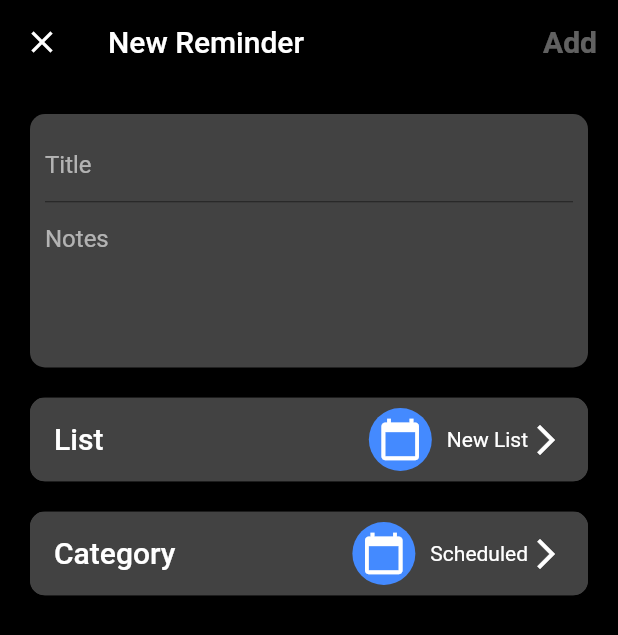
After one commit to ghana7989/remainder-app, a Flutter app: the screen it shows after launch, after a tap on "New Reminder", on a phone screen of 412 x 824 dp. The commit adds this screen. Shown: the top 635 px of the screen. Run offline on Flutter 3.47's test engine with Material 2 defaults, Android fonts, the phone set to English and light mode, and no system bars.

Commit message:
add remainder screen

```diff
--- a/lib/common/widgets/category_icon.dart
+++ b/lib/common/widgets/category_icon.dart
@@ -8,7 +8,7 @@ class CategoryIcon extends StatelessWidget {
   @override
   Widget build(BuildContext context) {
     return Container(
-      padding: const EdgeInsets.all(5),
+      padding: const EdgeInsets.all(6),
       decoration: BoxDecoration(
         color: bgColor,
         shape: BoxShape.circle,
--- a/lib/main.dart
+++ b/lib/main.dart
@@ -3,6 +3,7 @@
 import 'package:flutter/material.dart';
 import 'package:flutter/services.dart';
 import 'package:reminder/screens/add_list/add_list_screen.dart';
+import 'package:reminder/screens/add_reminder/add_reminder_screen.dart';
 import 'package:reminder/screens/home/home_screen.dart';
 
 void main() => runApp(MyApp());
@@ -19,12 +20,15 @@ class MyApp extends StatelessWidget {
         // SystemUiOverlay.bottom,
       ],
     );
-    return MaterialApp(
+    return GestureDetector(
+      onTap: () => FocusManager.instance.primaryFocus?.unfocus(),
+      child: MaterialApp(
         debugShowCheckedModeBanner: false,
         initialRoute: "/",
         routes: {
           "/": (context) => HomeScreen(),
-        "/addList": (context) => AddListScreen()
+          "/addList": (context) => AddListScreen(),
+          "/addReminder": (context) => AddReminderScreen(),
         },
         theme: ThemeData(
           scaffoldBackgroundColor: Colors.black,
@@ -46,6 +50,8 @@ class MyApp extends StatelessWidget {
               ),
             ),
           ),
+          dividerColor: Colors.grey.shade900,
+        ),
       ),
     );
   }
--- /dev/null
+++ b/lib/models/todo_list/todo_list.dart
@@ -0,0 +1,11 @@
+class TodoList {
+  final int id;
+  final String title;
+  Map icon;
+
+  TodoList({
+    required this.id,
+    required this.title,
+    required this.icon,
+  });
+}
--- a/lib/screens/add_list/add_list_screen.dart
+++ b/lib/screens/add_list/add_list_screen.dart
@@ -26,6 +26,13 @@ class _AddListScreenState extends State<AddListScreen> {
         _listName = _textController.text;
       });
     });
+  }
+
+  @override
+  void dispose() {
+    // TODO: implement dispose
+    super.dispose();
+    _textController.dispose();
   }
 
   @override
--- /dev/null
+++ b/lib/screens/add_reminder/add_reminder_screen.dart
@@ -0,0 +1,167 @@
+import 'package:flutter/gestures.dart';
+
+import 'package:flutter/material.dart';
+import 'package:reminder/common/widgets/category_icon.dart';
+
+class AddReminderScreen extends StatefulWidget {
+  AddReminderScreen({Key? key}) : super(key: key);
+
+  @override
+  State<AddReminderScreen> createState() => _AddReminderScreenState();
+}
+
+class _AddReminderScreenState extends State<AddReminderScreen> {
+  final TextEditingController _titleTextController = TextEditingController();
+  final TextEditingController _notesTextController = TextEditingController();
+  String _title = "";
+  String _notes = "";
+
+  @override
+  void initState() {
+    super.initState();
+    _titleTextController.addListener(() {
+      setState(() {
+        _title = _titleTextController.text;
+      });
+    });
+    _notesTextController.addListener(() {
+      setState(() {
+        _notes = _notesTextController.text;
+      });
+    });
+  }
+
+  @override
+  void dispose() {
+    super.dispose();
+    _titleTextController.dispose();
+    _notesTextController.dispose();
+  }
+
+  @override
+  Widget build(BuildContext context) {
+    return Scaffold(
+      appBar: AppBar(
+        title: Text('New Reminder'),
+        actions: [
+          TextButton(
+            onPressed: _title.isEmpty
+                ? null
+                : () {
+                    print("add to DB");
+                  },
+            child: Text(
+              'Add',
+            ),
+          ),
+        ],
+      ),
+      body: Container(
+        padding: EdgeInsets.all(20),
+        child: Column(
+          children: [
+            Container(
+              padding: EdgeInsets.all(10),
+              decoration: BoxDecoration(
+                borderRadius: BorderRadius.circular(10),
+                color: Theme.of(context).cardColor,
+              ),
+              child: Column(
+                children: [
+                  TextField(
+                    textCapitalization: TextCapitalization.sentences,
+                    controller: _titleTextController,
+                    decoration: InputDecoration(
+                      border: InputBorder.none,
+                      hintText: "Title",
+                    ),
+                  ),
+                  Divider(
+                    height: 1,
+                  ),
+                  SizedBox(
+                    height: 100,
+                    child: TextField(
+                      textCapitalization: TextCapitalization.sentences,
+                      controller: _notesTextController,
+                      decoration: InputDecoration(
+                        border: InputBorder.none,
+                        hintText: "Notes",
+                      ),
+                    ),
+                  ),
+                ],
+              ),
+            ),
+            SizedBox(
+              height: 20,
+            ),
+            Container(
+              clipBehavior: Clip.antiAlias,
+              decoration: BoxDecoration(
+                borderRadius: BorderRadius.circular(10),
+              ),
+              child: Card(
+                elevation: 0,
+                margin: EdgeInsets.zero,
+                child: ListTile(
+                  tileColor: Theme.of(context).cardColor,
+                  leading: Text('List',
+                      style: Theme.of(context).textTheme.headline6),
+                  onTap: () {},
+                  trailing: Row(
+                    mainAxisSize: MainAxisSize.min,
+                    children: [
+                      CategoryIcon(
+                        bgColor: Colors.blueAccent,
+                        iconData: Icons.calendar_today,
+                      ),
+                      SizedBox(
+                        width: 10,
+                      ),
+                      Text("New List"),
+                      Icon(Icons.arrow_forward_ios),
+                    ],
+                  ),
+                ),
+              ),
+            ),
+            SizedBox(
+              height: 20,
+            ),
+            Container(
+              clipBehavior: Clip.antiAlias,
+              decoration: BoxDecoration(
+                borderRadius: BorderRadius.circular(10),
+              ),
+              child: Card(
+                elevation: 0,
+                margin: EdgeInsets.zero,
+                child: ListTile(
+                  tileColor: Theme.of(context).cardColor,
+                  leading: Text('Category',
+                      style: Theme.of(context).textTheme.headline6),
+                  onTap: () {},
+                  trailing: Row(
+                    mainAxisSize: MainAxisSize.min,
+                    children: [
+                      CategoryIcon(
+                        bgColor: Colors.blueAccent,
+                        iconData: Icons.calendar_today,
+                      ),
+                      SizedBox(
+                        width: 10,
+                      ),
+                      Text("Scheduled"),
+                      Icon(Icons.arrow_forward_ios),
+                    ],
+                  ),
+                ),
+              ),
+            ),
+          ],
+        ),
+      ),
+    );
+  }
+}
--- a/lib/screens/home/footer.dart
+++ b/lib/screens/home/footer.dart
@@ -1,5 +1,6 @@
 import 'package:flutter/material.dart';
 import 'package:reminder/screens/add_list/add_list_screen.dart';
+import 'package:reminder/screens/add_reminder/add_reminder_screen.dart';
 
 class Footer extends StatelessWidget {
   const Footer({
@@ -16,7 +17,15 @@ class Footer extends StatelessWidget {
           TextButton.icon(
             icon: Icon(Icons.add_circle),
             label: Text("New Reminder"),
-            onPressed: () {},
+            onPressed: () {
+              Navigator.push(
+                context,
+                MaterialPageRoute(
+                  builder: (context) => AddReminderScreen(),
+                  fullscreenDialog: true,
+                ),
+              );
+            },
           ),
           TextButton(
             onPressed: () {
```
Also changed, not shown: 1 other file. Lines whose indentation alone changed are shown as unchanged.
